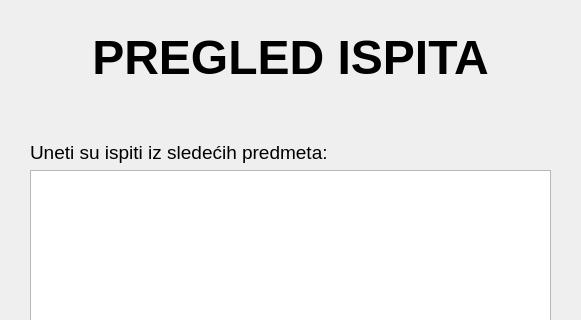
First picture: the form in Planer/MatfPlaner/forms/ExamsOverview.ui, repository stenjo1/MATF_Planner, before the edit; both pictures show x 0 to 581 and y 0 to 320 of the 581 by 619 pixel window.
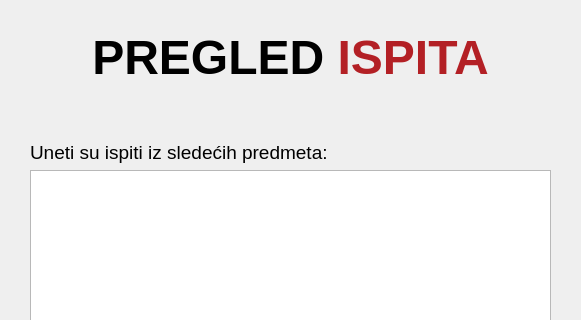
Second picture: the form after the edit.

Patch:
```diff
--- a/Planer/MatfPlaner/forms/ExamsOverview.ui
+++ b/Planer/MatfPlaner/forms/ExamsOverview.ui
@@ -29,7 +29,7 @@
    <item>
     <widget class="QLabel" name="label_overview_title">
      <property name="text">
-      <string>&lt;html&gt;&lt;head/&gt;&lt;body&gt;&lt;p&gt;&lt;span style=&quot; font-size:36pt; font-weight:600;&quot;&gt;PREGLED ISPITA&lt;/span&gt;&lt;/p&gt;&lt;/body&gt;&lt;/html&gt;</string>
+      <string>&lt;html&gt;&lt;head/&gt;&lt;body&gt;&lt;p&gt;&lt;span style=&quot; font-size:36pt; font-weight:600;&quot;&gt;PREGLED &lt;/span&gt;&lt;span style=&quot; font-size:36pt; font-weight:600; color:#b32025;&quot;&gt;ISPITA&lt;/span&gt;&lt;/p&gt;&lt;/body&gt;&lt;/html&gt;</string>
      </property>
      <property name="alignment">
       <set>Qt::AlignCenter</set>
```
